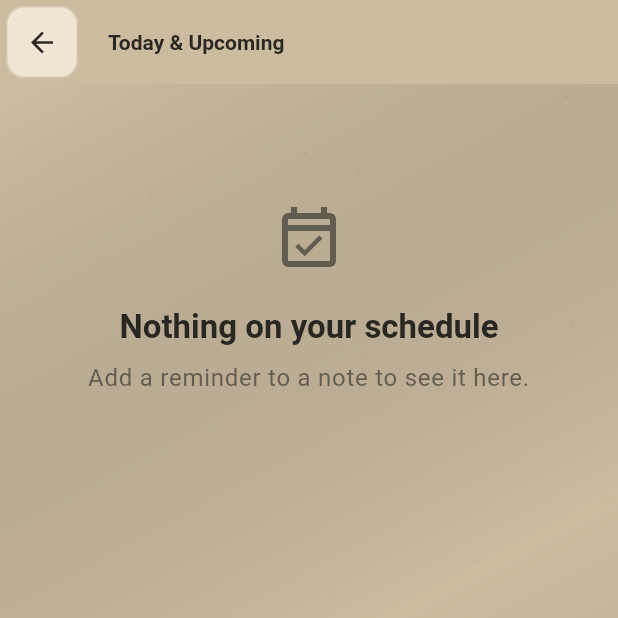
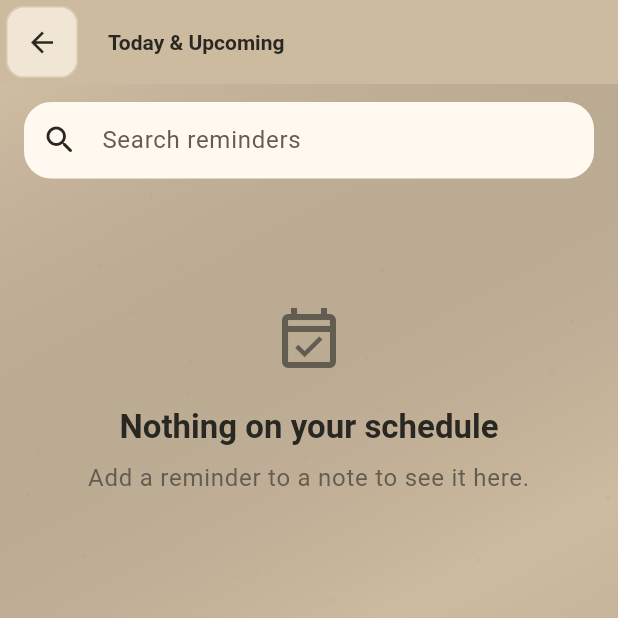
Before and after one commit to banghuazhao/onlynote, a Flutter app: the RemindersScreen screen opened by its route, on a phone screen of 412 x 824 dp, the top half of it. Run offline on Flutter 3.47's test engine with Material 3 defaults, Android fonts, the light colour scheme and no system bars; our stand-ins replace animate_do, auto_route, dartz, flutter_bloc, flutter_local_notifications, flutter_timezone and 18 more; missing offline and left inert: app_settings, app_tracking_transparency, file_selector, home_widget, open_store; accounts and stored records are empty; statements that could not run were skipped.

Commit message:
feat: show recording durations and search reminders

```diff
--- a/lib/l10n/intl_en.arb
+++ b/lib/l10n/intl_en.arb
@@ -304,6 +304,9 @@
   "Reminders_Upcoming": "Upcoming",
   "Reminders_Empty_Title": "Nothing on your schedule",
   "Reminders_Empty_Message": "Add a reminder to a note to see it here.",
+  "Reminders_Search": "Search reminders",
+  "Reminders_Search_Empty_Title": "No matching reminders",
+  "Reminders_Search_Empty_Message": "Try another search or clear it to see all reminders.",
   "Reminders_Load_Failed": "Could not load reminders. Try again.",
   "Reminders_Reschedule": "Reschedule",
   "Reminders_Snooze": "Snooze",
--- a/lib/l10n/intl_zh.arb
+++ b/lib/l10n/intl_zh.arb
@@ -304,6 +304,9 @@
   "Reminders_Upcoming": "即将到来",
   "Reminders_Empty_Title": "暂无提醒日程",
   "Reminders_Empty_Message": "为笔记添加提醒，即可在这里查看。",
+  "Reminders_Search": "搜索提醒",
+  "Reminders_Search_Empty_Title": "没有匹配的提醒",
+  "Reminders_Search_Empty_Message": "请尝试其他搜索词，或清除搜索以查看所有提醒。",
   "Reminders_Load_Failed": "无法加载提醒，请重试。",
   "Reminders_Reschedule": "重新安排",
   "Reminders_Snooze": "稍后提醒",
--- a/lib/l10n/intl_zh_HK.arb
+++ b/lib/l10n/intl_zh_HK.arb
@@ -304,6 +304,9 @@
   "Reminders_Upcoming": "即將到來",
   "Reminders_Empty_Title": "暫無提醒日程",
   "Reminders_Empty_Message": "為筆記加入提醒，即可在這裡查看。",
+  "Reminders_Search": "搜尋提醒",
+  "Reminders_Search_Empty_Title": "沒有符合條件的提醒",
+  "Reminders_Search_Empty_Message": "請嘗試其他搜尋詞，或清除搜尋以查看所有提醒。",
   "Reminders_Load_Failed": "無法載入提醒，請重試。",
   "Reminders_Reschedule": "重新安排",
   "Reminders_Snooze": "稍後提醒",
--- a/lib/presentation/screens/home/widgets/note_card_previews.dart
+++ b/lib/presentation/screens/home/widgets/note_card_previews.dart
@@ -98,6 +98,12 @@ class _NoteCardsPreviewState extends State<_NoteCardsPreview> {
           transcript: widget.chinese
               ? '想試做一個小書架，放在窗邊。'
               : 'Try a small bookshelf by the window.',
+        ),
+        VoiceMemo(
+          id: 'follow-up',
+          path: 'note_audio/preview-follow-up.m4a',
+          durationMs: 477000,
+          createdAt: DateTime(2026, 10, 5),
         ),
       ],
     ),
--- a/lib/presentation/screens/reminders/reminders_agenda_list.dart
+++ b/lib/presentation/screens/reminders/reminders_agenda_list.dart
@@ -15,6 +15,7 @@ class RemindersAgendaList extends StatelessWidget {
     required this.onReschedule,
     this.busyReminderId,
     this.onRefresh,
+    this.emptyState,
   });
 
   final List<ReminderAgendaEntry> entries;
@@ -24,6 +25,7 @@ class RemindersAgendaList extends StatelessWidget {
   final ValueChanged<ReminderAgendaEntry> onSnooze;
   final ValueChanged<ReminderAgendaEntry> onReschedule;
   final Future<void> Function()? onRefresh;
+  final Widget? emptyState;
 
   @override
   Widget build(BuildContext context) {
@@ -44,7 +46,7 @@ class RemindersAgendaList extends StatelessWidget {
         child: ConstrainedBox(
           constraints: const BoxConstraints(maxWidth: 760),
           child: rows.isEmpty
-              ? const _AgendaEmptyState()
+              ? emptyState ?? const _AgendaEmptyState()
               : switch (rows[index]) {
                   final ReminderAgendaGroup group => _AgendaSectionHeader(
                       group: group, count: sections[group]!.length),
--- /dev/null
+++ b/lib/presentation/screens/reminders/reminders_agenda_search.dart
@@ -0,0 +1,161 @@
+import 'package:flutter/material.dart';
+import 'package:onlynote/generated/l10n.dart';
+import 'package:onlynote/services/note_search.dart';
+import 'package:onlynote/services/reminder_agenda.dart';
+
+import 'reminders_agenda_list.dart';
+
+/// Filters the loaded notes without changing reminder order or schedule.
+/// Checklist labels are included because they can be the agenda's note title.
+List<ReminderAgendaEntry> filterReminderAgenda(
+    List<ReminderAgendaEntry> entries, String query) {
+  final pattern = searchPattern(query);
+  if (pattern == null) return entries;
+  return entries.where((entry) {
+    final note = entry.note;
+    return pattern.hasMatch(note.title ?? '') ||
+        pattern.hasMatch(note.description ?? '') ||
+        note.todo.any((todo) => pattern.hasMatch(todo.title ?? ''));
+  }).toList(growable: false);
+}
+
+/// Local search state stays in place while the controller refreshes its data.
+/// This view has no storage, notification, or navigation dependencies.
+class SearchableRemindersAgenda extends StatefulWidget {
+  const SearchableRemindersAgenda({
+    super.key,
+    required this.entries,
+    required this.now,
+    required this.onOpen,
+    required this.onSnooze,
+    required this.onReschedule,
+    this.busyReminderId,
+    this.onRefresh,
+    this.loading = false,
+  });
+
+  final List<ReminderAgendaEntry> entries;
+  final DateTime now;
+  final int? busyReminderId;
+  final ValueChanged<ReminderAgendaEntry> onOpen;
+  final ValueChanged<ReminderAgendaEntry> onSnooze;
+  final ValueChanged<ReminderAgendaEntry> onReschedule;
+  final Future<void> Function()? onRefresh;
+  final bool loading;
+
+  @override
+  State<SearchableRemindersAgenda> createState() =>
+      _SearchableRemindersAgendaState();
+}
+
+class _SearchableRemindersAgendaState extends State<SearchableRemindersAgenda> {
+  final _search = TextEditingController();
+
+  void _clearSearch() {
+    if (!mounted || ModalRoute.of(context)?.isCurrent == false) return;
+    setState(_search.clear);
+  }
+
+  @override
+  void dispose() {
+    _search.dispose();
+    super.dispose();
+  }
+
+  @override
+  Widget build(BuildContext context) {
+    final l10n = S.of(context);
+    final query = _search.text;
+    final matches = filterReminderAgenda(widget.entries, query);
+    return Column(children: [
+      Center(
+        child: ConstrainedBox(
+          constraints: const BoxConstraints(maxWidth: 760),
+          child: Padding(
+            padding: const EdgeInsets.fromLTRB(16, 12, 16, 4),
+            child: TextField(
+              key: const ValueKey('reminders-search'),
+              controller: _search,
+              textInputAction: TextInputAction.search,
+              onChanged: (_) => setState(() {}),
+              onSubmitted: (_) => FocusScope.of(context).unfocus(),
+              onTapOutside: (_) => FocusScope.of(context).unfocus(),
+              decoration: InputDecoration(
+                labelText: l10n.Reminders_Search,
+                prefixIcon: const Icon(Icons.search_rounded),
+                suffixIcon: query.isEmpty
+                    ? null
+                    : IconButton(
+                        key: const ValueKey('reminders-clear-search'),
+                        tooltip: l10n.Clear_Search,
+                        onPressed: _clearSearch,
+                        icon: const Icon(Icons.close_rounded),
+                      ),
+              ),
+            ),
+          ),
+        ),
+      ),
+      if (widget.loading && widget.entries.isEmpty)
+        const Expanded(child: Center(child: CircularProgressIndicator()))
+      else
+        Expanded(
+          child: RemindersAgendaList(
+            // Each new query starts with its first matching reminder visible.
+            key: ValueKey(query.trim()),
+            entries: matches,
+            now: widget.now,
+            busyReminderId: widget.busyReminderId,
+            onRefresh: widget.onRefresh,
+            onOpen: widget.onOpen,
+            onSnooze: widget.onSnooze,
+            onReschedule: widget.onReschedule,
+            emptyState: query.trim().isEmpty
+                ? null
+                : _ReminderSearchEmpty(onClear: _clearSearch),
+          ),
+        ),
+    ]);
+  }
+}
+
+class _ReminderSearchEmpty extends StatelessWidget {
+  const _ReminderSearchEmpty({required this.onClear});
+
+  final VoidCallback onClear;
+
+  @override
+  Widget build(BuildContext context) {
+    final l10n = S.of(context);
+    final theme = Theme.of(context);
+    return Padding(
+      key: const ValueKey('reminders-search-empty'),
+      padding: const EdgeInsets.symmetric(horizontal: 16, vertical: 48),
+      child: Column(
+        mainAxisSize: MainAxisSize.min,
+        children: [
+          Icon(Icons.search_off_rounded,
+              size: 48, color: theme.colorScheme.onSurfaceVariant),
+          const SizedBox(height: 20),
+          Semantics(
+            liveRegion: true,
+            child: Text(l10n.Reminders_Search_Empty_Title,
+                textAlign: TextAlign.center, style: theme.textTheme.titleLarge),
+          ),
+          const SizedBox(height: 8),
+          Text(l10n.Reminders_Search_Empty_Message,
+              textAlign: TextAlign.center,
+              style: theme.textTheme.bodyLarge
+                  ?.copyWith(color: theme.colorScheme.onSurfaceVariant)),
+          const SizedBox(height: 12),
+          TextButton.icon(
+            key: const ValueKey('reminders-empty-clear-search'),
+            onPressed: onClear,
+            icon: const Icon(Icons.close_rounded),
+            label: Text(l10n.Clear_Search),
+          ),
+        ],
+      ),
+    );
+  }
+}
--- a/lib/presentation/screens/reminders/reminders_screen.dart
+++ b/lib/presentation/screens/reminders/reminders_screen.dart
@@ -11,7 +11,7 @@ import 'package:onlynote/services/reminder_agenda.dart';
 import 'package:onlynote/services/reminder_agenda_controller.dart';
 
 import 'reminder_agenda_live.dart';
-import 'reminders_agenda_list.dart';
+import 'reminders_agenda_search.dart';
 
 @RoutePage(name: 'RemindersRoute')
 class RemindersScreen extends StatefulWidget {
@@ -176,15 +176,11 @@ class _RemindersScreenState extends State<RemindersScreen>
                         child: Text(l10n.Retry)),
                   ],
                 ),
-              if (controller.loading && controller.entries.isEmpty)
-                const Expanded(
-                  child: Center(child: CircularProgressIndicator()),
-                )
-              else
               Expanded(
-                  child: RemindersAgendaList(
+                child: SearchableRemindersAgenda(
                   entries: controller.entries,
                   now: controller.referenceTime,
+                  loading: controller.loading,
                   busyReminderId: controller.busyReminderId,
                   onRefresh: controller.refresh,
                   onOpen: _openNote,
--- a/lib/services/note_statistics.dart
+++ b/lib/services/note_statistics.dart
@@ -1,5 +1,6 @@
 import 'package:characters/characters.dart';
 import 'package:onlynote/domain/model/note.dart';
+import 'package:onlynote/services/recording_duration.dart';
 
 /// Summarizes visible text and attachment metadata without opening media files.
 /// Text totals include title, body, nonempty checklist items, and transcripts;
@@ -57,10 +58,7 @@ class NoteStatistics {
     // Approximate reading pace: 200 separated words or 300 CJK characters
     // per minute. Integer arithmetic keeps exact minute boundaries stable.
     final seconds = (separatedWords * 3 + cjkCharacters * 2 + 9) ~/ 10;
-    final recordingDurationMs = note.voiceMemos.fold<int>(
-      0,
-      (total, memo) => total + (memo.durationMs < 0 ? 0 : memo.durationMs),
-    );
+    final recordingDurationMs = totalRecordingDurationMs(note.voiceMemos);
     final attachedPaths = note.imagePaths.toSet();
     final scanPaths = note.imageLayouts
         .where((layout) =>
--- /dev/null
+++ b/lib/services/recording_duration.dart
@@ -0,0 +1,15 @@
+import 'package:onlynote/domain/model/voice_memo.dart';
+
+/// Sums stored metadata only; unavailable recordings still contribute.
+/// Invalid negative values never subtract time from the other recordings.
+int totalRecordingDurationMs(Iterable<VoiceMemo> recordings) =>
+    recordings.fold<int>(
+      0,
+      (total, memo) => total + (memo.durationMs < 0 ? 0 : memo.durationMs),
+    );
+
+/// Matches the player's minutes:seconds display without capping combined time.
+String formatRecordingDuration(int milliseconds) {
+  final seconds = (milliseconds < 0 ? 0 : milliseconds) ~/ 1000;
+  return '${seconds ~/ 60}:${(seconds % 60).toString().padLeft(2, '0')}';
+}
```
Also changed, not shown: lib/presentation/components/note_info_sheet.dart (+2 -7 lines), lib/presentation/screens/home/widgets/note_card.dart (+5 -2 lines), lib/presentation/screens/reminders/reminders_agenda_search_previews.dart (added, +118 -0 lines), lib/generated/intl/messages_en.dart, lib/generated/intl/messages_zh.dart, lib/generated/intl/messages_zh_HK.dart, lib/generated/l10n.dart, 6 other files. Lines whose indentation alone changed are shown as unchanged.
